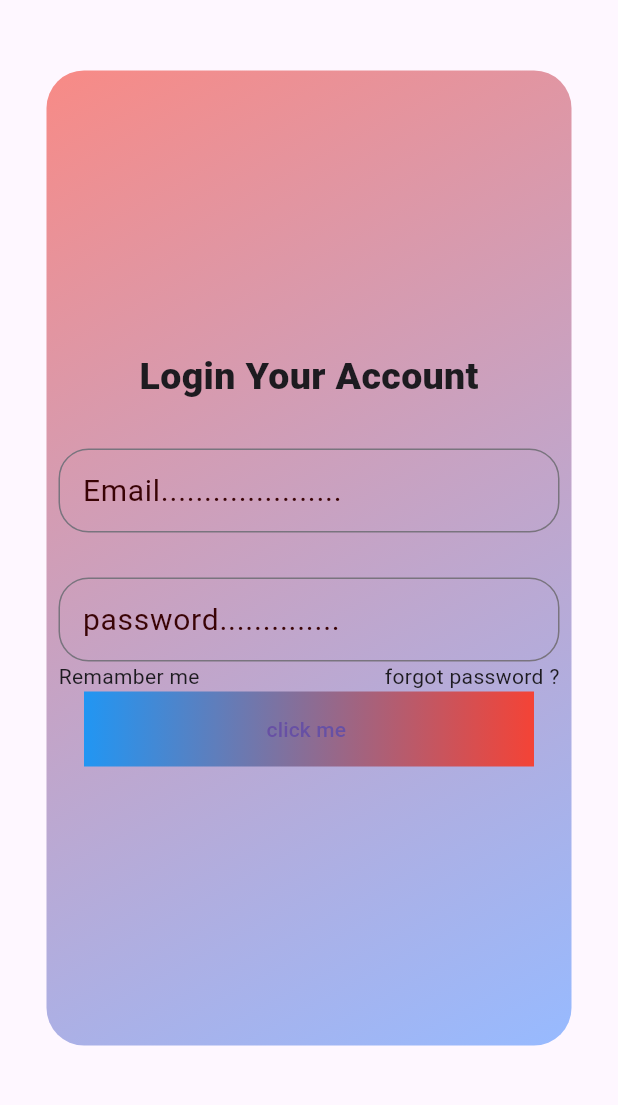
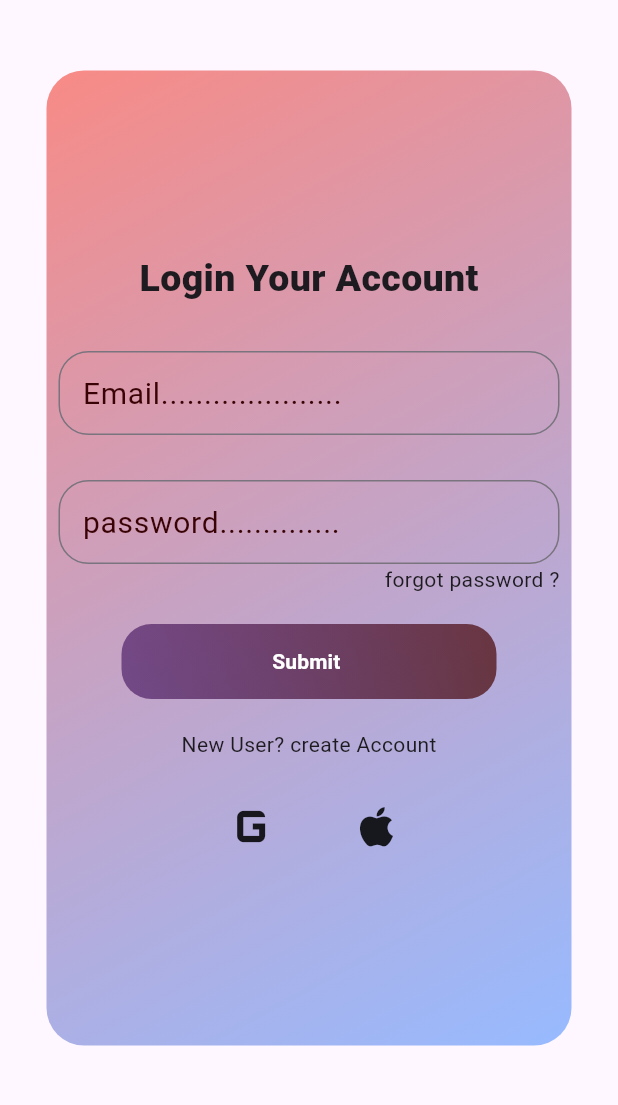
Before and after one commit to Aalokkumar0/epithet, a Flutter app: the screen it shows after launch, on a phone screen of 412 x 824 dp, the part 120-1225 px from its top. Run offline on Flutter 3.47's test engine with Material 3 defaults, Android fonts, the phone set to English and light mode, and no system bars.

Commit message:
Enhance CardScreen layout and functionality with new button and user prompts

```diff
--- a/lib/widget/card.dart
+++ b/lib/widget/card.dart
@@ -60,24 +60,52 @@ class CardScreen extends StatelessWidget {
                 ),
               ),
               Row(
-                mainAxisAlignment: MainAxisAlignment.spaceBetween,
-                children: [Text("Remamber me "), Text("forgot password ?")],
+                mainAxisAlignment: MainAxisAlignment.end,
+                children: [Text("forgot password ?")],
               ),
+              SizedBox(height: 20),
               Column(
                 children: [
                   Container(
                     height: 50,
-                    width: 300,
+                    width: 250,
                     decoration: BoxDecoration(
-                      gradient: LinearGradient(colors: [Colors.blue,Colors.red])
+                      borderRadius: BorderRadius.circular(20),
+                      gradient: LinearGradient(
+                        colors: [
+                          const Color.fromARGB(153, 60, 12, 91),
+                          const Color.fromARGB(181, 72, 6, 4),
+                        ],
+                      ),
                     ),
                     child: TextButton(
                       onPressed: () {
                         // ignore: avoid_print
                         print("button clicked");
                       },
-                      child: Text("click me "),
+                      child: Text(
+                        "Submit ",
+                        style: TextStyle(
+                          color: Colors.white,
+                          fontWeight: FontWeight.w700,
+                        ),
+                      ),
                     ),
+                  ),
+
+                  SizedBox(height: 20),
+
+                  Text("New User? create Account"),
+
+                  SizedBox(height: 20),
+
+                  Row(
+                    mainAxisAlignment: MainAxisAlignment.center,
+                    children: [
+                      Icon(Icons.g_mobiledata_outlined,size: 50,),
+                      SizedBox(width: 40,),
+                      Icon(Icons.apple_outlined,size: 35,),
+                    ],
                   ),
                 ],
               ),
```
